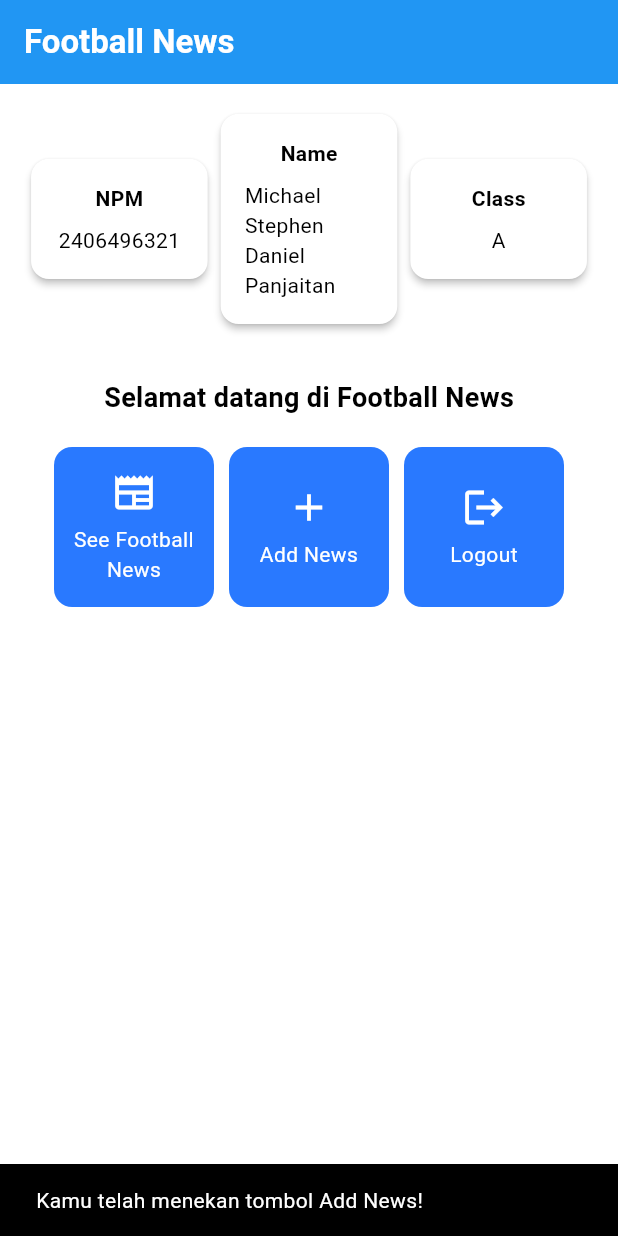
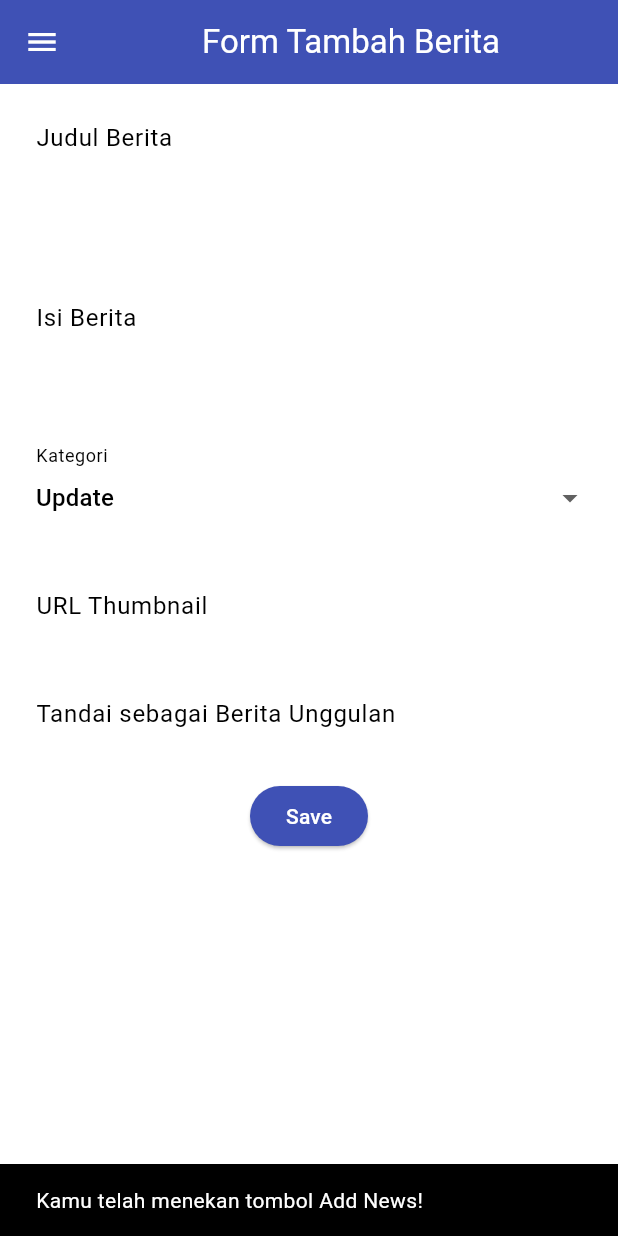
Before and after one commit to MikeyYaBoi/football-news-mobile, a Flutter app: the screen it shows after launch, after a tap on "Add News", on a phone screen of 412 x 824 dp. Run offline on Flutter 3.47's test engine with Material 3 defaults, Android fonts, the phone set to English and light mode, and no system bars.

Commit message:
Tutorial 7 completed

```diff
--- a/lib/main.dart
+++ b/lib/main.dart
@@ -1,5 +1,5 @@
 import 'package:flutter/material.dart';
-import 'package:football_news/menu.dart';
+import 'package:football_news/screens/menu.dart';
 
 void main() {
   runApp(const MyApp());
--- a/lib/menu.dart
+++ b/lib/screens/menu.dart
@@ -1,4 +1,7 @@
 import 'package:flutter/material.dart';
+import 'package:football_news/widgets/left_drawer.dart';
+import 'package:football_news/widgets/news_card.dart';
+import 'package:football_news/screens/newslist_form.dart';
 
 class MyHomePage extends StatelessWidget {
     MyHomePage({super.key});
@@ -29,6 +32,11 @@ class MyHomePage extends StatelessWidget {
             // Warna latar belakang AppBar diambil dari skema warna tema aplikasi.
             backgroundColor: Theme.of(context).colorScheme.primary,
           ),
+
+		  //Left Drawer Menu
+		  drawer: LeftDrawer(),
+
+
           // Body halaman dengan padding di sekelilingnya.
           body: Padding(
             padding: const EdgeInsets.all(16.0),
@@ -131,56 +139,3 @@ class ItemHomepage {
 
     ItemHomepage(this.name, this.icon);
 }
-
-class ItemCard extends StatelessWidget {
-    // Menampilkan kartu dengan ikon dan nama.
-
-    final ItemHomepage item;
-
-    const ItemCard(this.item, {super.key});
-
-    @override
-    Widget build(BuildContext context) {
-        return Material(
-            // Menentukan warna latar belakang dari tema aplikasi.
-            color: Theme.of(context).colorScheme.secondary,
-            // Membuat sudut kartu melengkung.
-            borderRadius: BorderRadius.circular(12),
-
-            child: InkWell(
-              // Aksi ketika kartu ditekan.
-              onTap: () {
-                // Menampilkan pesan SnackBar saat kartu ditekan.
-                ScaffoldMessenger.of(context)
-                  ..hideCurrentSnackBar()
-                  ..showSnackBar(
-                    SnackBar(content: Text("Kamu telah menekan tombol ${item.name}!"))
-                  );
-              },
-              // Container untuk menyimpan Icon dan Text
-              child: Container(
-                  padding: const EdgeInsets.all(8),
-                    child: Center(
-                        child: Column(
-                            // Menyusun ikon dan teks di tengah kartu.
-                            mainAxisAlignment: MainAxisAlignment.center,
-                            children: [
-                                Icon(
-                                    item.icon,
-                                    color: Colors.white,
-                                    size: 30.0,
-                                ),
-                                const Padding(padding: EdgeInsets.all(3)),
-                                Text(
-                                    item.name,
-                                    textAlign: TextAlign.center,
-                                    style: const TextStyle(color: Colors.white),
-                                ),
-                            ],
-                        ),
-                    ),
-                ),
-            ),
-        );
-    }
-}
--- /dev/null
+++ b/lib/screens/newslist_form.dart
@@ -0,0 +1,220 @@
+import 'package:flutter/material.dart';
+import 'package:football_news/widgets/left_drawer.dart';
+
+class NewsFormPage extends StatefulWidget {
+    const NewsFormPage({super.key});
+
+    @override
+    State<NewsFormPage> createState() => _NewsFormPageState();
+}
+
+class _NewsFormPageState extends State<NewsFormPage> {
+	final _formKey = GlobalKey<FormState>();
+	String _title = "";
+	String _content = "";
+	String _category = "update"; // default
+	String _thumbnail = "";
+	bool _isFeatured = false; // default
+
+	final List<String> _categories = [
+		'transfer',
+		'update',
+		'exclusive',
+		'match',
+		'rumor',
+		'analysis',
+	];
+
+    @override
+    Widget build(BuildContext context) {
+		return Scaffold(
+		  appBar: AppBar(
+			title: const Center(
+			  child: Text(
+				'Form Tambah Berita',
+			  ),
+			),
+			backgroundColor: Colors.indigo,
+			foregroundColor: Colors.white,
+		  ),
+
+		  drawer: LeftDrawer(),
+
+		  body: Form(
+			key: this._formKey,
+			child: SingleChildScrollView(
+				child: Column(
+					crossAxisAlignment: CrossAxisAlignment.start,
+					children: [
+						// == TITLE ==
+						Padding(
+							padding: const EdgeInsets.all(8.0),
+							child: TextFormField(
+								decoration: InputDecoration(
+									hintText: "Judul Berita",
+									labelText: "Judul Berita",
+									border: OutlineInputBorder(
+										borderRadius: BorderRadius.circular(5.0),
+									),
+								),
+								onChanged: (String? value) {
+									setState(() {
+										_title = value!;
+										}
+									);
+								},
+								validator: (String? value) {
+									if (value == null || value.isEmpty) {
+										return "Judul tidak boleh kosong!";
+									}
+									return null;
+								},
+							),
+						),
+
+						// == CONTENT ==
+						Padding(
+							padding: const EdgeInsets.all(8.0),
+							child: TextFormField(
+								maxLines: 5,
+								decoration: InputDecoration(
+									hintText: "Isi Berita",
+									labelText: "Isi Berita",
+									border: OutlineInputBorder(
+										borderRadius:
+											BorderRadius.circular(5.0),
+									),
+								),
+								onChanged: (String? value) {
+									setState(() {
+										_content = value!;
+										}
+									);
+								},
+								validator: (String? value) {
+									if (value == null || value.isEmpty) {
+										return "Isi berita tidak boleh kosong!";
+									}
+									return null;
+								},
+							),
+						),
+
+						// === Category ===
+						Padding(
+							padding: const EdgeInsets.all(8.0),
+							child: DropdownButtonFormField<String>(
+							  decoration: InputDecoration(
+								labelText: "Kategori",
+								border: OutlineInputBorder(
+								  borderRadius: BorderRadius.circular(5.0),
+								),
+							  ),
+							  value: _category,
+							  items: _categories
+								  .map((cat) => DropdownMenuItem(
+										value: cat,
+										child: Text(
+											cat[0].toUpperCase() + cat.substring(1)),
+									  ))
+								  .toList(),
+							  onChanged: (String? newValue) {
+								setState(() {
+								  _category = newValue!;
+								});
+							  },
+							),
+						),
+
+						// === Thumbnail URL ===
+						Padding(
+							padding: const EdgeInsets.all(8.0),
+							child: TextFormField(
+							  decoration: InputDecoration(
+								hintText: "URL Thumbnail (opsional)",
+								labelText: "URL Thumbnail",
+								border: OutlineInputBorder(
+								  borderRadius: BorderRadius.circular(5.0),
+								),
+							  ),
+							  onChanged: (String? value) {
+								setState(() {
+								  _thumbnail = value!;
+								});
+							  },
+							),
+						),
+
+						// === Is Featured ===
+						Padding(
+							padding: const EdgeInsets.all(8.0),
+							child: SwitchListTile(
+							  title: const Text("Tandai sebagai Berita Unggulan"),
+							  value: _isFeatured,
+							  onChanged: (bool value) {
+								setState(() {
+								  _isFeatured = value;
+								});
+							  },
+							),
+						),
+
+						// === Tombol Simpan ===
+						Align(
+						  alignment: Alignment.bottomCenter,
+						  child: Padding(
+							padding: const EdgeInsets.all(8.0),
+							child: ElevatedButton(
+							  style: ButtonStyle(
+								backgroundColor:
+									MaterialStateProperty.all(Colors.indigo),
+							  ),
+							  onPressed: () {
+								if (_formKey.currentState!.validate()) {
+								  showDialog(
+									context: context,
+									builder: (context) {
+									  return AlertDialog(
+										title: const Text('Berita berhasil disimpan!'),
+										content: SingleChildScrollView(
+										  child: Column(
+											crossAxisAlignment:
+												CrossAxisAlignment.start,
+											children: [
+											  Text('Judul: $_title'),
+											  Text('Isi: $_content'),
+											  Text('Kategori: $_category'),
+											  Text('Thumbnail: $_thumbnail'),
+											  Text(
+												  'Unggulan: ${_isFeatured ? "Ya" : "Tidak"}'),
+											],
+										  ),
+										),
+										actions: [
+										  TextButton(
+											child: const Text('OK'),
+											onPressed: () {
+											  Navigator.pop(context);
+											  _formKey.currentState!.reset();
+											},
+										  ),
+										],
+									  );
+									},
+								  );
+								}
+							  },
+							  child: const Text(
+								"Save",
+								style: TextStyle(color: Colors.white),
+							  ),
+							),
+						  ),
+						),
+					],
+				),
+			),
+		  ),
+		);
+    }
+}
--- /dev/null
+++ b/lib/widgets/left_drawer.dart
@@ -0,0 +1,75 @@
+import 'package:flutter/material.dart';
+import 'package:football_news/screens/menu.dart';
+import 'package:football_news/screens/newslist_form.dart';
+
+class LeftDrawer extends StatelessWidget {
+  const LeftDrawer({super.key});
+
+  @override
+  Widget build(BuildContext context) {
+    return Drawer(
+      child: ListView(
+        children: [
+          const DrawerHeader(
+			  decoration: BoxDecoration(color: Colors.blue),
+			  child: Column(
+				children: [
+				  Text(
+					'Football News',
+					textAlign: TextAlign.center,
+					style: TextStyle(
+					  fontSize: 30,
+					  fontWeight: FontWeight.bold,
+					  color: Colors.white,
+					),
+				  ),
+				  Padding(padding: EdgeInsets.all(10)),
+				  Text("Seluruh berita sepak bola terkini di sini!",
+						textAlign: TextAlign.center,
+						style: TextStyle(fontSize: 15,
+											fontWeight: FontWeight.normal,
+											color: Colors.white,
+						),
+				  ),
+				],
+			  ),
+          ),
+
+		  ListTile(
+			  leading: const Icon(Icons.home_outlined),
+			  title: const Text('Home'),
+			  // Bagian redirection ke MyHomePage
+			  onTap: () {
+				Navigator.pushReplacement(
+					context,
+					MaterialPageRoute(
+					  builder: (context) => MyHomePage(),
+					));
+			  },
+			),
+
+		  ListTile(
+			  leading: const Icon(Icons.post_add),
+			  title: const Text('Add News'),
+			  // Bagian redirection ke NewsFormPage
+			  onTap: () {
+				Navigator.pushReplacement(
+					context,
+					MaterialPageRoute(builder: (context) => NewsFormPage(),
+					)
+				);
+			  },
+			),
+
+		  ListTile(
+			  leading: const Icon(Icons.newspaper),
+			  title: const Text("See Football News"),
+			  onTap: () {
+
+			  },
+		  ),
+        ],
+      ),
+    );
+  }
+}
--- /dev/null
+++ b/lib/widgets/news_card.dart
@@ -0,0 +1,62 @@
+import 'package:flutter/material.dart';
+import 'package:football_news/screens/newslist_form.dart';
+import 'package:football_news/screens/menu.dart';
+
+class ItemCard extends StatelessWidget {
+    // Menampilkan kartu dengan ikon dan nama.
+
+    final ItemHomepage item;
+
+    const ItemCard(this.item, {super.key});
+
+    @override
+    Widget build(BuildContext context) {
+        return Material(
+            // Menentukan warna latar belakang dari tema aplikasi.
+            color: Theme.of(context).colorScheme.secondary,
+            // Membuat sudut kartu melengkung.
+            borderRadius: BorderRadius.circular(12),
+
+            child: InkWell(
+              // Aksi ketika kartu ditekan.
+              onTap: () {
+                // Menampilkan pesan SnackBar saat kartu ditekan.
+                ScaffoldMessenger.of(context)
+                  ..hideCurrentSnackBar()
+                  ..showSnackBar(
+                    SnackBar(content: Text("Kamu telah menekan tombol ${item.name}!"))
+                  );
+				if (item.name == "Add News") {
+					Navigator.push(context,
+						MaterialPageRoute(builder: (context) => NewsFormPage(),
+						)
+					);
+				}
+              },
+              // Container untuk menyimpan Icon dan Text
+              child: Container(
+                  padding: const EdgeInsets.all(8),
+                    child: Center(
+                        child: Column(
+                            // Menyusun ikon dan teks di tengah kartu.
+                            mainAxisAlignment: MainAxisAlignment.center,
+                            children: [
+                                Icon(
+                                    item.icon,
+                                    color: Colors.white,
+                                    size: 30.0,
+                                ),
+                                const Padding(padding: EdgeInsets.all(3)),
+                                Text(
+                                    item.name,
+                                    textAlign: TextAlign.center,
+                                    style: const TextStyle(color: Colors.white),
+                                ),
+                            ],
+                        ),
+                    ),
+                ),
+            ),
+        );
+    }
+}
```
